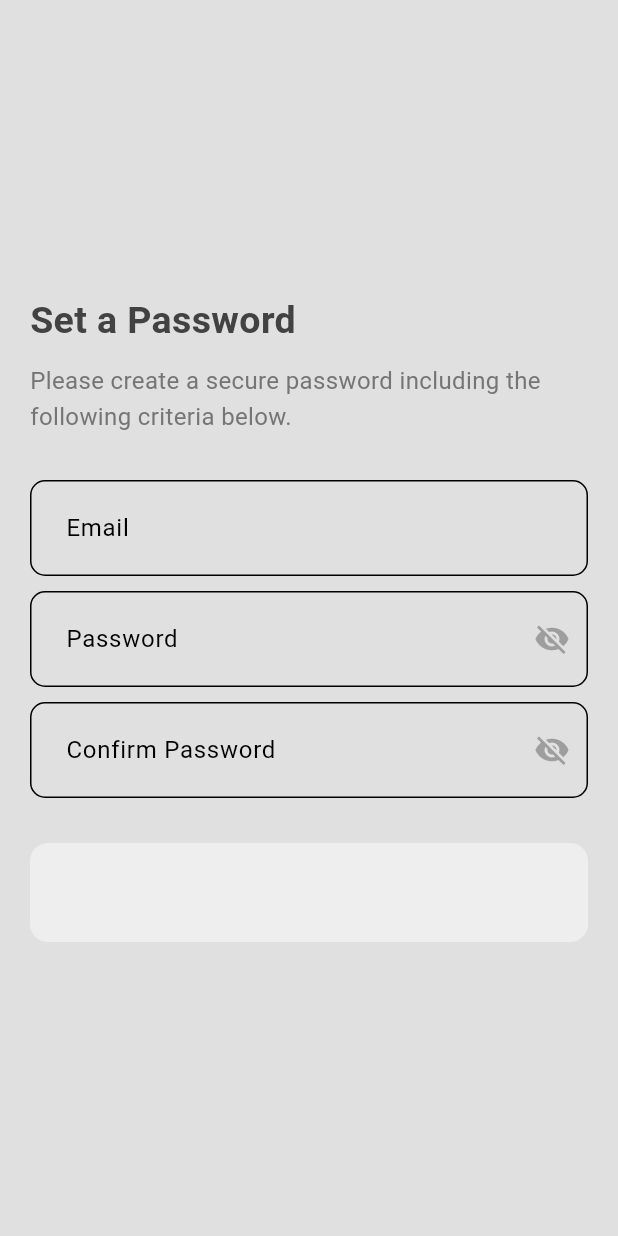
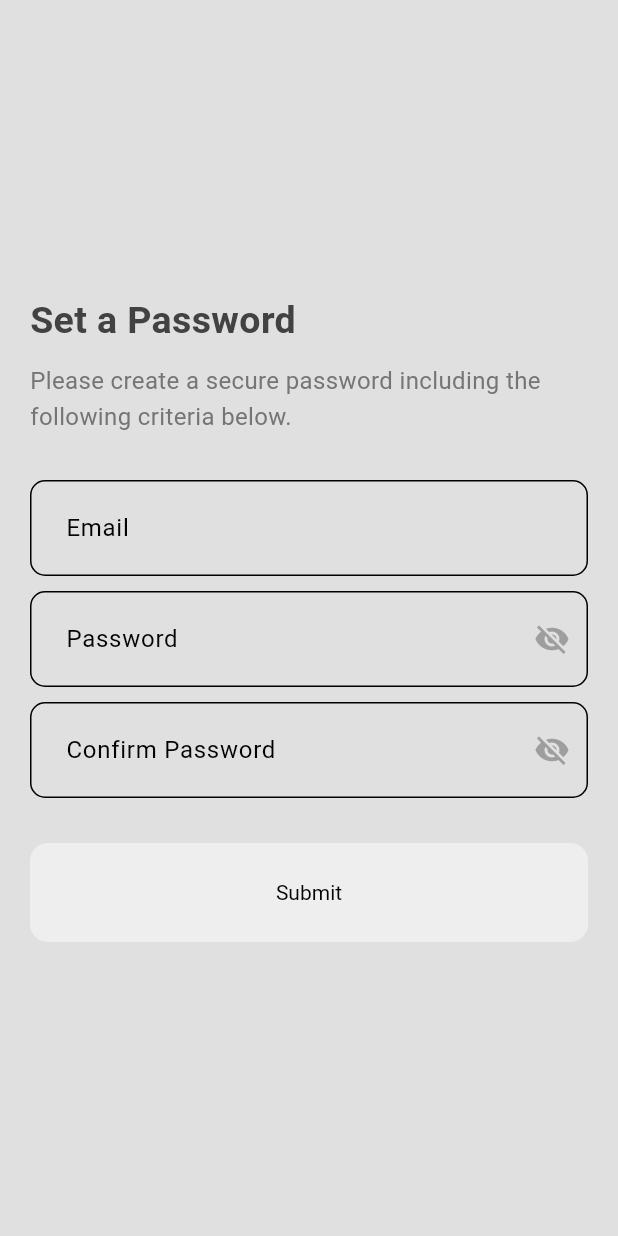
Before and after one commit to AadityaYadav2003/ecommerce, a Flutter app: the ForgotpasswordPage screen opened by its route, on a phone screen of 412 x 824 dp. Run offline on Flutter 3.47's test engine with Material 3 defaults, Android fonts, the phone set to English and light mode, and no system bars; our stand-ins replace badges, email_validator, image_picker, shared_preferences; missing offline and left inert: phonepe_payment_sdk; accounts and stored records are empty.

Commit message:
modified:   lib/pages/forgotpassword_page.dart

```diff
--- a/lib/pages/forgotpassword_page.dart
+++ b/lib/pages/forgotpassword_page.dart
@@ -219,7 +219,7 @@ class _ForgotpasswordPageState extends State<ForgotpasswordPage> {
                 MyButton(
                   onTap: _validateAndSubmit,
                   text: "SUBMIT",
-                  child: const Text(""),
+                  child: const Text("Submit"),
                 ),
               ],
             ),
```
